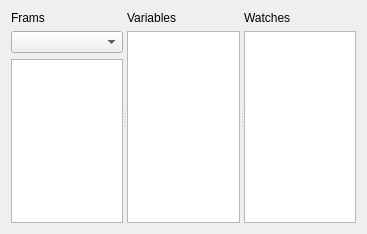
Above: lib/Debugger/Debugger.ui from F8LEFT/ART before the change. Below: the same form after it.
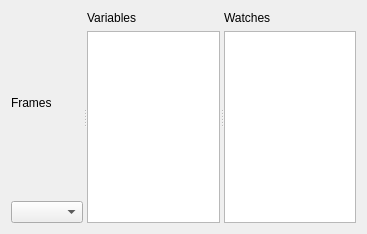
That is the form after the change.

Commit message: Debugger: add FrameView to show thread frame message

```diff
--- a/lib/Debugger/Debugger.ui
+++ b/lib/Debugger/Debugger.ui
@@ -19,24 +19,21 @@
      <property name="orientation">
       <enum>Qt::Horizontal</enum>
      </property>
-     <widget class="QWidget" name="">
-      <layout class="QVBoxLayout" name="verticalLayout_3">
+     <widget class="QWidget" name="layoutWidget">
+      <layout class="QVBoxLayout" name="mFrameLayout">
        <item>
         <widget class="QLabel" name="label_2">
          <property name="text">
-          <string>Frams</string>
+          <string>Frames</string>
          </property>
         </widget>
        </item>
        <item>
         <widget class="QComboBox" name="mThreadCombo"/>
        </item>
-       <item>
-        <widget class="QListView" name="mThreadFrameList"/>
-       </item>
       </layout>
      </widget>
-     <widget class="QWidget" name="">
+     <widget class="QWidget" name="layoutWidget">
       <layout class="QVBoxLayout" name="verticalLayout">
        <item>
         <widget class="QLabel" name="label_3">
@@ -50,7 +47,7 @@
        </item>
       </layout>
      </widget>
-     <widget class="QWidget" name="">
+     <widget class="QWidget" name="layoutWidget">
       <layout class="QVBoxLayout" name="verticalLayout_2">
        <item>
         <widget class="QLabel" name="label_4">
```
The commit also changes 9 other files.
